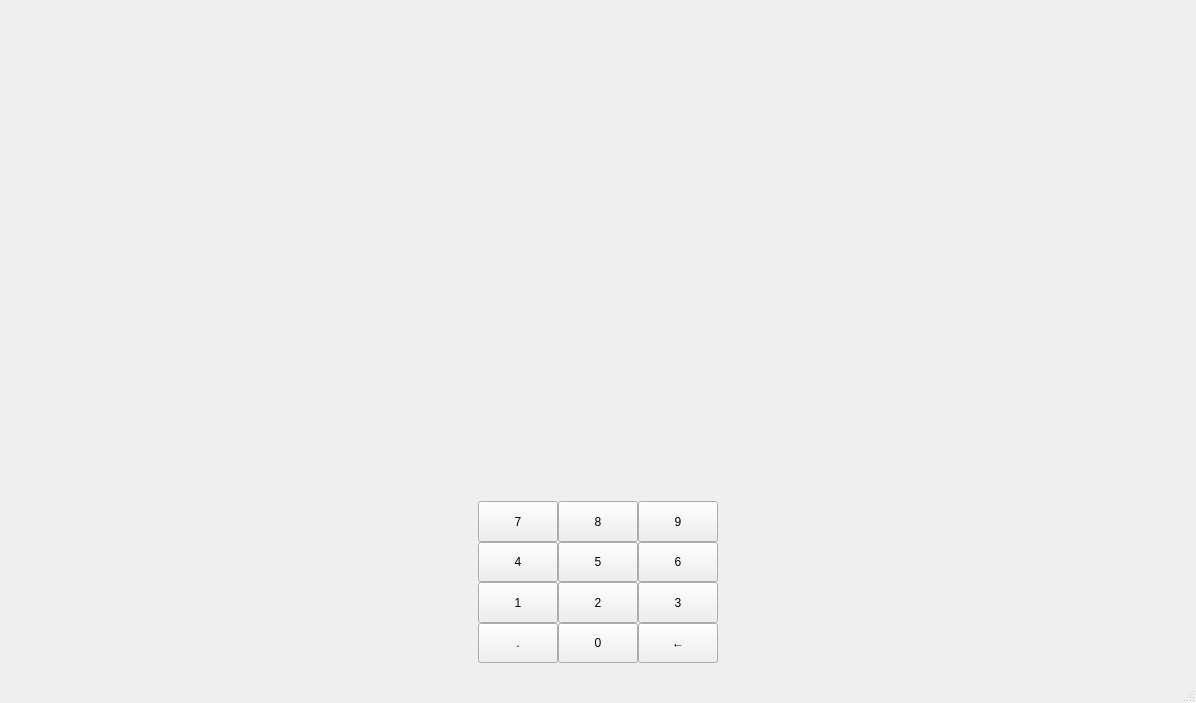
jerpism/banksimul_testdev, file qt_frontend/BankSimul/mainwindow.ui: the form before one commit.
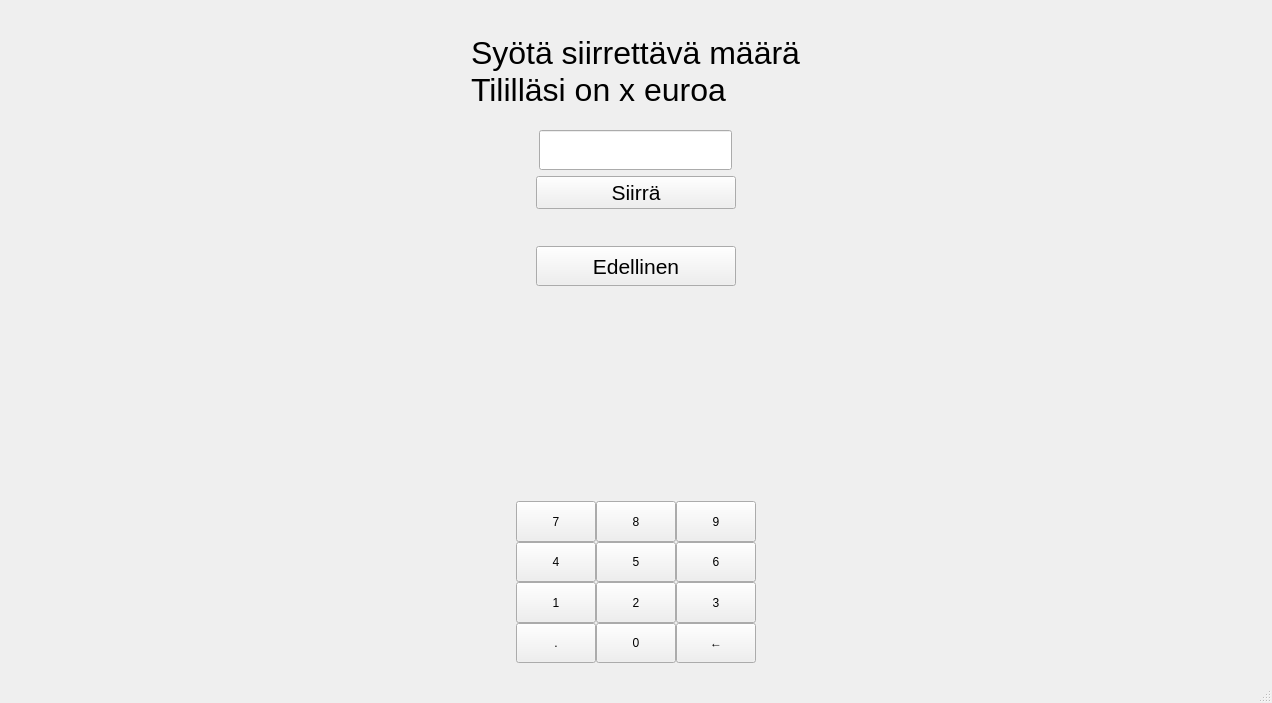
The form after the commit. The open tabs and pages were chosen to show the change.

Commit message: Add transfer functionality

Diff of the .ui file:
```diff
--- a/qt_frontend/BankSimul/mainwindow.ui
+++ b/qt_frontend/BankSimul/mainwindow.ui
@@ -6,7 +6,7 @@
    <rect>
     <x>0</x>
     <y>0</y>
-    <width>1049</width>
+    <width>1272</width>
     <height>703</height>
    </rect>
   </property>
@@ -940,7 +940,120 @@
         </item>
        </layout>
       </widget>
-      <widget class="QWidget" name="transferAmountPage"/>
+      <widget class="QWidget" name="transferAmountPage">
+       <layout class="QVBoxLayout" name="verticalLayout_5">
+        <property name="leftMargin">
+         <number>350</number>
+        </property>
+        <property name="rightMargin">
+         <number>350</number>
+        </property>
+        <property name="bottomMargin">
+         <number>200</number>
+        </property>
+        <item alignment="Qt::AlignHCenter">
+         <widget class="QLabel" name="transferAmountLabel">
+          <property name="sizePolicy">
+           <sizepolicy hsizetype="Expanding" vsizetype="Expanding">
+            <horstretch>0</horstretch>
+            <verstretch>60</verstretch>
+           </sizepolicy>
+          </property>
+          <property name="font">
+           <font>
+            <pointsize>24</pointsize>
+           </font>
+          </property>
+          <property name="text">
+           <string>Syötä siirrettävä määrä
+Tililläsi on x euroa</string>
+          </property>
+         </widget>
+        </item>
+        <item alignment="Qt::AlignHCenter">
+         <widget class="QLineEdit" name="transferAmountLineEdit">
+          <property name="sizePolicy">
+           <sizepolicy hsizetype="Expanding" vsizetype="Fixed">
+            <horstretch>0</horstretch>
+            <verstretch>20</verstretch>
+           </sizepolicy>
+          </property>
+          <property name="minimumSize">
+           <size>
+            <width>0</width>
+            <height>40</height>
+           </size>
+          </property>
+          <property name="font">
+           <font>
+            <pointsize>16</pointsize>
+           </font>
+          </property>
+         </widget>
+        </item>
+        <item alignment="Qt::AlignHCenter">
+         <widget class="QPushButton" name="transferAmountButton">
+          <property name="sizePolicy">
+           <sizepolicy hsizetype="Minimum" vsizetype="Maximum">
+            <horstretch>40</horstretch>
+            <verstretch>40</verstretch>
+           </sizepolicy>
+          </property>
+          <property name="minimumSize">
+           <size>
+            <width>200</width>
+            <height>0</height>
+           </size>
+          </property>
+          <property name="font">
+           <font>
+            <pointsize>16</pointsize>
+           </font>
+          </property>
+          <property name="text">
+           <string>Siirrä</string>
+          </property>
+         </widget>
+        </item>
+        <item>
+         <spacer name="verticalSpacer_4">
+          <property name="orientation">
+           <enum>Qt::Vertical</enum>
+          </property>
+          <property name="sizeHint" stdset="0">
+           <size>
+            <width>20</width>
+            <height>31</height>
+           </size>
+          </property>
+         </spacer>
+        </item>
+        <item alignment="Qt::AlignHCenter">
+         <widget class="QPushButton" name="transferAmountReturnButton">
+          <property name="sizePolicy">
+           <sizepolicy hsizetype="MinimumExpanding" vsizetype="Expanding">
+            <horstretch>0</horstretch>
+            <verstretch>0</verstretch>
+           </sizepolicy>
+          </property>
+          <property name="minimumSize">
+           <size>
+            <width>200</width>
+            <height>40</height>
+           </size>
+          </property>
+          <property name="font">
+           <font>
+            <pointsize>16</pointsize>
+           </font>
+          </property>
+          <property name="text">
+           <string>Edellinen</string>
+          </property>
+         </widget>
+        </item>
+       </layout>
+      </widget>
      </widget>
     </item>
     <item row="1" column="0" alignment="Qt::AlignHCenter">
```
Left out of the diff: 4 changed lines with no effect on the pictures. The commit also changes 2 other files.
